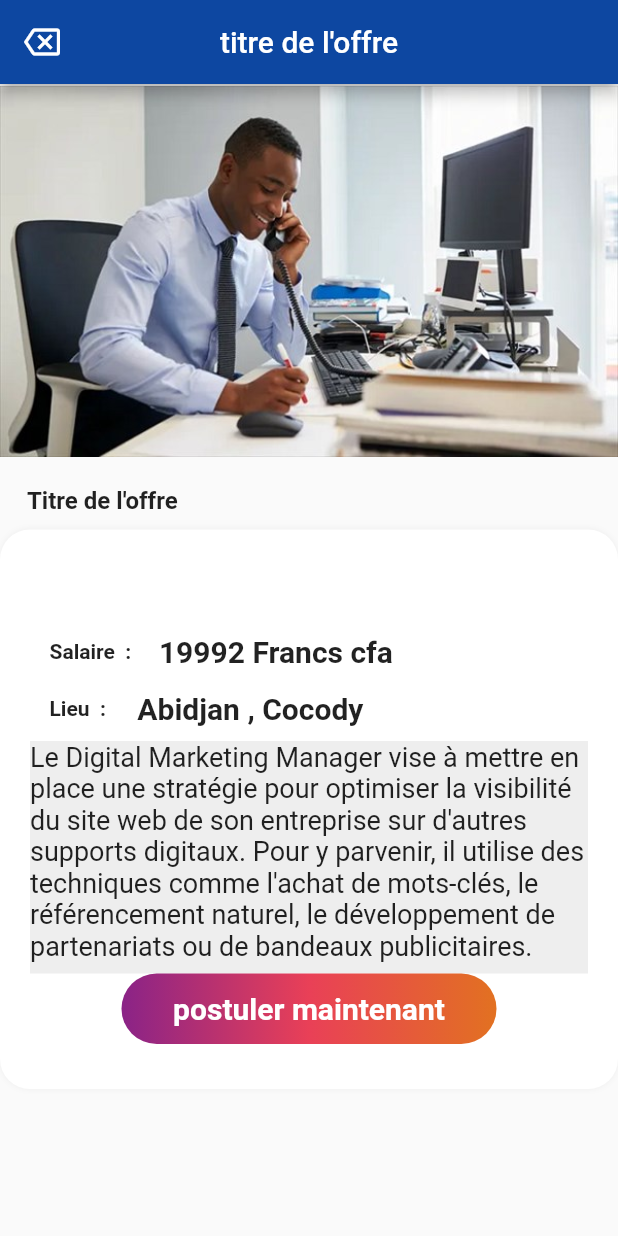
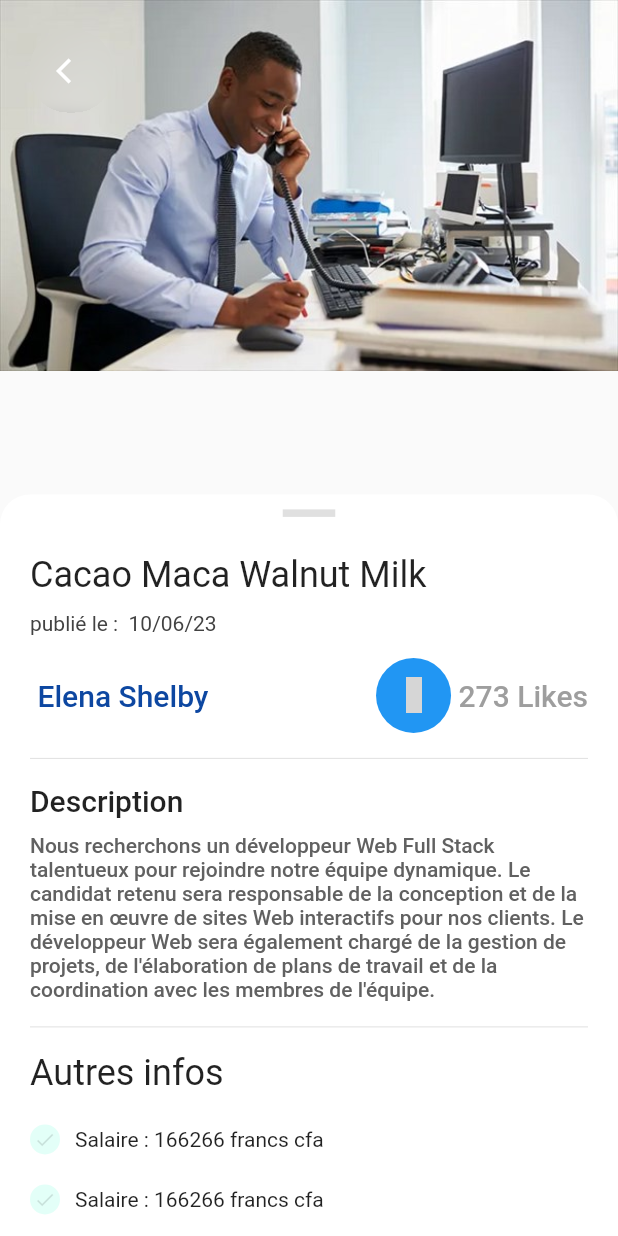
Before and after one commit to MxUnivers/emLB2Sni98jAzx5853xq5TzNGeR7, a Flutter app: the screen it shows after launch, on a phone screen of 412 x 824 dp. Run offline on Flutter 3.47's test engine with Material 2 defaults, Android fonts, the phone set to English and light mode, and no system bars; our stand-ins replace font_awesome_flutter, iconly; grey boxes are pictures that could not be loaded.

Commit message:
# Detail du la page de l'application

```diff
--- /dev/null
+++ b/lib/models/job.dart
@@ -0,0 +1,19 @@
+class Job {
+  final String id;
+  final String title;
+  final String companyName;
+  final String description;
+  final String salary;
+  final String postedDate;
+  final String imageUrl;
+
+  Job({
+    required this.id,
+    required this.title,
+    required this.companyName,
+    required this.description,
+    required this.salary,
+    required this.postedDate,
+    required this.imageUrl,
+  });
+}
--- a/lib/views/emplois/DetailEmploiPage.dart
+++ b/lib/views/emplois/DetailEmploiPage.dart
@@ -1,155 +1,235 @@
 import "package:flutter/material.dart";
+import "package:iconly/iconly.dart";
+import "dart:ui";
+import 'package:flutter/material.dart';
+import 'package:flutter/src/foundation/key.dart';
+import 'package:flutter/src/widgets/framework.dart';
+import 'package:iconly/iconly.dart';
 
 class DetailEmploiPage extends StatelessWidget {
   const DetailEmploiPage({Key? key}) : super(key: key);
 
   @override
   Widget build(BuildContext context) {
-    return Scaffold(
-      appBar: AppBar(
-        backgroundColor: Colors.blue.shade900,
-        title: Text("titre de l'offre"),
-        centerTitle: true,
-        leading:
-            IconButton(onPressed: () {}, icon: Icon(Icons.backspace_outlined)),
+    return SafeArea(
+        child: Scaffold(
+      body: Stack(
+        children: [
+          SizedBox(
+            width: double.infinity,
+            child: Image.asset("assets/images/job1.jpg"),
           ),
-      body: SingleChildScrollView(
-        scrollDirection: Axis.vertical,
-        child:
-        Container(
+          buttonArrow(context),
+          scroll(),
+        ],
+      ),
+    ));
+  }
+
+  buttonArrow(BuildContext context) {
+    return Padding(
+      padding: const EdgeInsets.all(20.0),
+      child: InkWell(
+        onTap: () {
+          Navigator.pop(context);
+        },
+        child: Container(
+          clipBehavior: Clip.hardEdge,
+          height: 55,
+          width: 55,
+          decoration: BoxDecoration(
+            borderRadius: BorderRadius.circular(25),
+          ),
+          child: BackdropFilter(
+            filter: ImageFilter.blur(sigmaX: 10, sigmaY: 10),
+            child: Container(
+              height: 55,
+              width: 55,
+              decoration: BoxDecoration(
+                borderRadius: BorderRadius.circular(25),
+              ),
+              child: const Icon(
+                Icons.arrow_back_ios,
+                size: 20,
+                color: Colors.white,
+              ),
+            ),
+          ),
+        ),
+      ),
+    );
+  }
+
+  scroll() {
+    return DraggableScrollableSheet(
+        initialChildSize: 0.6,
+        maxChildSize: 1.0,
+        minChildSize: 0.6,
+        builder: (context, scrollController) {
+          return Container(
+            padding: const EdgeInsets.symmetric(horizontal: 20),
+            clipBehavior: Clip.hardEdge,
+            decoration: const BoxDecoration(
+              color: Colors.white,
+              borderRadius: BorderRadius.only(
+                  topLeft: const Radius.circular(20),
+                  topRight: const Radius.circular(20)),
+            ),
+            child: SingleChildScrollView(
+              controller: scrollController,
               child: Column(
                 crossAxisAlignment: CrossAxisAlignment.start,
-            children: <Widget>[
-              SizedBox(
-                  width: double.infinity,
-                  height: 250,
-                  child: Image.asset("assets/images/job1.jpg")),
-              Container(
-                margin: EdgeInsets.all(10),
-                decoration: BoxDecoration(
-                  borderRadius: BorderRadius.circular(10),
-                ),
-                padding: const EdgeInsets.only(top: 8, left: 8, right: 8),
-                child: Text(
-                  "Titre de l'offre",
-                  style: const TextStyle(
-                    fontSize: 16,
-                    fontWeight: FontWeight.bold,
-                  ),
-                  textAlign: TextAlign.start,
-                ),
-              ),
-              Container(
-                child: Center(
-                  child: Column(
+                children: [
+                  Padding(
+                    padding: const EdgeInsets.only(top: 10, bottom: 25),
+                    child: Row(
+                      mainAxisAlignment: MainAxisAlignment.center,
                       children: [
                         Container(
-                        padding: EdgeInsets.fromLTRB(20, 50, 20, 30),
-                        decoration: BoxDecoration(
-                            color: Colors.white,
-                            borderRadius: BorderRadius.circular(20),
-                            boxShadow: [
-                              BoxShadow(
-                                  color: Colors.grey.shade200, blurRadius: 3)
-                            ]),
-                        child: Column(
-                          children: [
-                            Container(
-                                margin: EdgeInsets.fromLTRB(3, 10, 3, 5),
-                                child: Center(
-                                  child: Column(
-                                    children: [
-                                      Padding(
-                                        padding: EdgeInsets.symmetric(
-                                            vertical: 10, horizontal: 10),
-                                        child: Container(
-                                          child: Row(
-                                            children: [
-                                              Text("Salaire  : ",style: TextStyle(fontWeight: FontWeight.bold)),
-                                              Text("   19992 Francs cfa",textAlign: TextAlign.center, style: TextStyle(fontWeight: FontWeight.bold, fontSize: 20 )),
+                          height: 5,
+                          width: 35,
+                          color: Colors.black12,
+                        ),
                       ],
                     ),
                   ),
+                  Text(
+                    "Cacao Maca Walnut Milk",
+                    style: Theme.of(context).textTheme.headline5,
                   ),
-                                      Padding(
-                                        padding: EdgeInsets.symmetric(
-                                            vertical: 5, horizontal: 10),
-                                        child: Container(
-                                          child: Row(
+                  const SizedBox(
+                    height: 10,
+                  ),
+                  Text(
+                    "publié le :  10/06/23 ",
+                    style: Theme.of(context)
+                        .textTheme
+                        .bodyText2!
+                        .copyWith(color: Colors.grey.shade800),
+                  ),
+                  const SizedBox(
+                    height: 15,
+                  ),
+                  Row(
                     children: [
-                                              Text("Lieu  : ",style: TextStyle(fontWeight: FontWeight.bold)),
-                                              Text("   Abidjan , Cocody ",textAlign: TextAlign.center, style: TextStyle(fontWeight: FontWeight.bold, fontSize: 20 )),
+                      const SizedBox(
+                        width: 5,
+                      ),
+                      Text(
+                        "Elena Shelby",
+                        style: Theme.of(context)
+                            .textTheme
+                            .headline6!
+                            .copyWith(color: Colors.blue.shade900),
+                      ),
+                      const Spacer(),
+                      const CircleAvatar(
+                        radius: 25,
+                        backgroundColor: Colors.blue,
+                        child: Icon(
+                          IconlyLight.heart,
+                          color: Colors.white,
+                        ),
+                      ),
+                      const SizedBox(
+                        width: 5,
+                      ),
+                      Text(
+                        "273 Likes",
+                        style: Theme.of(context)
+                            .textTheme
+                            .headline6!
+                            .copyWith(color: Colors.grey.shade500),
+                      ),
                     ],
                   ),
-                                        ),
-                                      )
-                                    ],
-                                  ),
-                                )
-                            ),
-
-
-                            Container(
-                              color: Colors.grey.shade200,
-
-                              child: Column(
-                                children: [
-                                  Container(
-                                    child: Text(
-                                      "Le Digital Marketing Manager v"
-                                          "ise à mettre en place une stratégie pour optimiser "
-                                          "la visibilité du site web de son entreprise sur d'autres "
-                                          "supports digitaux. Pour y parvenir, il utilise des techniques"
-                                          " comme l'achat de mots-clés, le référencement naturel, "
-                                          "le développemen"
-                                          "t de partenariats ou de bandeaux publicitaires.",
-                                      style: TextStyle(
-                                          fontSize: 18, fontWeight: FontWeight.w400),
+                  const Padding(
+                    padding: EdgeInsets.symmetric(vertical: 15),
+                    child: Divider(
+                      height: 4,
                     ),
                   ),
-                                  SizedBox(height: 8),
+                  Text(
+                    "Description",
+                    style: Theme.of(context).textTheme.headline6,
+                  ),
+                  const SizedBox(
+                    height: 10,
+                  ),
+                  Text(
+                    "Nous recherchons un développeur Web Full "
+                    "Stack talentueux pour rejoindre notre équipe dynamique."
+                    " Le candidat retenu sera responsable de la conception et"
+                    " de la mise en œuvre de sites Web interactifs pour nos clients."
+                    " Le développeur Web sera également chargé de la gestion de projets,"
+                    " de l'élaboration "
+                    "de plans de travail et de la coordination avec les membres de l'équipe.",
+                    style: Theme.of(context)
+                        .textTheme
+                        .bodyText1!
+                        .copyWith(color: Colors.grey.shade700),
+                  ),
+                  const Padding(
+                    padding: EdgeInsets.symmetric(vertical: 15),
+                    child: Divider(
+                      height: 4,
+                    ),
+                  ),
+                  Text(
+                    "Autres infos",
+                    style: Theme.of(context).textTheme.headline5,
+                  ),
+                  const SizedBox(
+                    height: 10,
+                  ),
+                  ListView.builder(
+                    physics: NeverScrollableScrollPhysics(),
+                    shrinkWrap: true,
+                    itemCount: 3,
+                    itemBuilder: (context, index) => ingredients(context),
+                  ),
+                  const Padding(
+                    padding: EdgeInsets.symmetric(vertical: 15),
+                    child: Divider(
+                      height: 4,
+                    ),
+                  ),
+                  const SizedBox(
+                    height: 10,
+                  ),
 
                 ],
               ),
             ),
+          );
+        });
+  }
 
-                            GestureDetector(
-                              child: Container(
-                                alignment: Alignment.center,
-                                width: 250,
-                                decoration: BoxDecoration(
-                                    borderRadius: BorderRadius.circular(50),
-                                    gradient: LinearGradient(
-                                        begin: Alignment.centerLeft,
-                                        end: Alignment.centerRight,
-                                        colors: [
-                                          Color(0xFF8A2387),
-                                          Color(0xFFE94057),
-                                          Color(0xFFE27121)
-                                        ])),
-                                child: Padding(
-                                  padding: EdgeInsets.all(12.0),
-                                  child: Text(
-                                    "postuler maintenant",
-                                    style: TextStyle(
-                                        color: Colors.white,
-                                        fontSize: 20,
-                                        fontWeight: FontWeight.bold),
+  ingredients(BuildContext context) {
+    return Padding(
+      padding: const EdgeInsets.symmetric(vertical: 10),
+      child: Row(
+        children: [
+          const CircleAvatar(
+            radius: 10,
+            backgroundColor: Color(0xFFE3FFF8),
+            child: Icon(
+              Icons.done,
+              size: 15,
+              color: Colors.black12,
             ),
           ),
+          const SizedBox(
+            width: 10,
           ),
-                            )
+          Text(
+            "Salaire : 166266 francs cfa",
+            style: Theme.of(context).textTheme.bodyText2,
+          ),
         ],
       ),
-                      )
-                    ],
-                  ),
-                ),
-              )
-            ],
-          ),
-        )
-      )
     );
   }
+
+
 }
--- a/pubspec.yaml
+++ b/pubspec.yaml
@@ -38,6 +38,7 @@ dependencies:
   cupertino_icons: ^1.0.2
   font_awesome_flutter: ^10.4.0
   cached_network_image: ^3.2.3
+  iconly: ^1.0.1
 
 dev_dependencies:
   flutter_test:
```
Also changed, not shown: pubspec.lock, 2 other files. Lines whose indentation alone changed are shown as unchanged.
